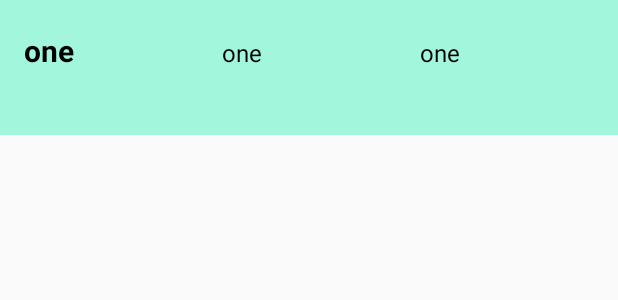
After one commit to IoanaCM/IC-Hello-World, an Android app: the layout list_item3.xml on its own in the app's theme, with its tools: preview values and no code run, on a phone screen of 412 x 824 dp. The commit adds this screen. Shown: the top 300 px of the screen. Run offline under Robolectric (Android 15) with nearby library versions, the phone set to English and light mode, and no system bars.

Commit message:
edited order history

```diff
--- a/app/src/main/java/com/example/ic_hello_world/MyItemsActivity.java
+++ b/app/src/main/java/com/example/ic_hello_world/MyItemsActivity.java
@@ -97,6 +97,7 @@ private Context context = this;
                     }
 
                     ArrayList<Item> my_pantry = new ArrayList<>();
+                    ArrayList<Item> order_history = new ArrayList<>();
 
                     String user_id = FirebaseAuth.getInstance().getCurrentUser().getUid();
 
@@ -108,13 +109,19 @@ private Context context = this;
                             }
                         }
                     }
+                    order_history = my_pantry;
 
                     ItemAdapter adapter1 = new ItemAdapter(context,my_pantry,R.layout.list_item2, buttonContext, MyItemsActivity.this);
                     ListView listView1 = (ListView) findViewById(R.id.my_pantry_list);
                     listView1.setAdapter(adapter1);
 
+                    ItemAdapter adapter2 = new ItemAdapter(context,my_pantry,R.layout.list_item3, buttonContext, MyItemsActivity.this);
+                    ListView listView2 = (ListView) findViewById(R.id.order_history_list);
+                    listView2.setAdapter(adapter2);
+
                 }
     }
+
 
             @Override
             public void onCancelled(@NonNull DatabaseError error) {
--- /dev/null
+++ b/app/src/main/res/layout/list_item3.xml
@@ -0,0 +1,66 @@
+<?xml version="1.0" encoding="utf-8"?>
+<LinearLayout xmlns:android="http://schemas.android.com/apk/res/android"
+    xmlns:tool="http://schemas.android.com/apk/res-auto"
+    xmlns:tools="http://schemas.android.com/tools"
+    android:layout_width="match_parent"
+    android:layout_height="90dp"
+    android:orientation="horizontal">
+
+
+    <RelativeLayout
+        android:layout_width="match_parent"
+        android:layout_height="match_parent">
+
+        <LinearLayout
+            android:id="@+id/text_container"
+            android:layout_width="match_parent"
+            android:layout_height="90dp"
+            android:background="#A1F6DC"
+            android:orientation="horizontal"
+            android:paddingLeft="16dp"
+            android:paddingTop="16dp"
+            android:paddingBottom="16dp">
+
+            <TextView
+                android:id="@+id/item_name"
+                android:layout_width="match_parent"
+                android:layout_height="70dp"
+                android:layout_gravity="top"
+                android:layout_weight="1"
+                android:textColor="@android:color/black"
+                android:textSize="20sp"
+                android:textStyle="bold"
+                tools:text="one"></TextView>
+
+            <TextView
+                android:id="@+id/item_price"
+                android:layout_width="match_parent"
+                android:layout_height="70dp"
+                android:layout_gravity="top"
+                android:layout_weight="1"
+                android:textColor="@android:color/black"
+                android:textSize="16sp"
+                tools:text="one"></TextView>
+
+            <TextView
+                android:id="@+id/item_date"
+                android:layout_width="match_parent"
+                android:layout_height="70dp"
+                android:layout_gravity="top"
+                android:layout_weight="1"
+                android:textColor="@android:color/black"
+                android:textSize="16sp"
+                tools:text="one"></TextView>
+
+            <Button
+                android:id="@+id/item_button"
+                android:text = "Delete"
+                android:layout_gravity="top"
+                android:layout_weight="0"
+                android:layout_width="0dp"
+                android:layout_height="0dp"></Button>
+
+        </LinearLayout>
+    </RelativeLayout>
+
+</LinearLayout>
```
